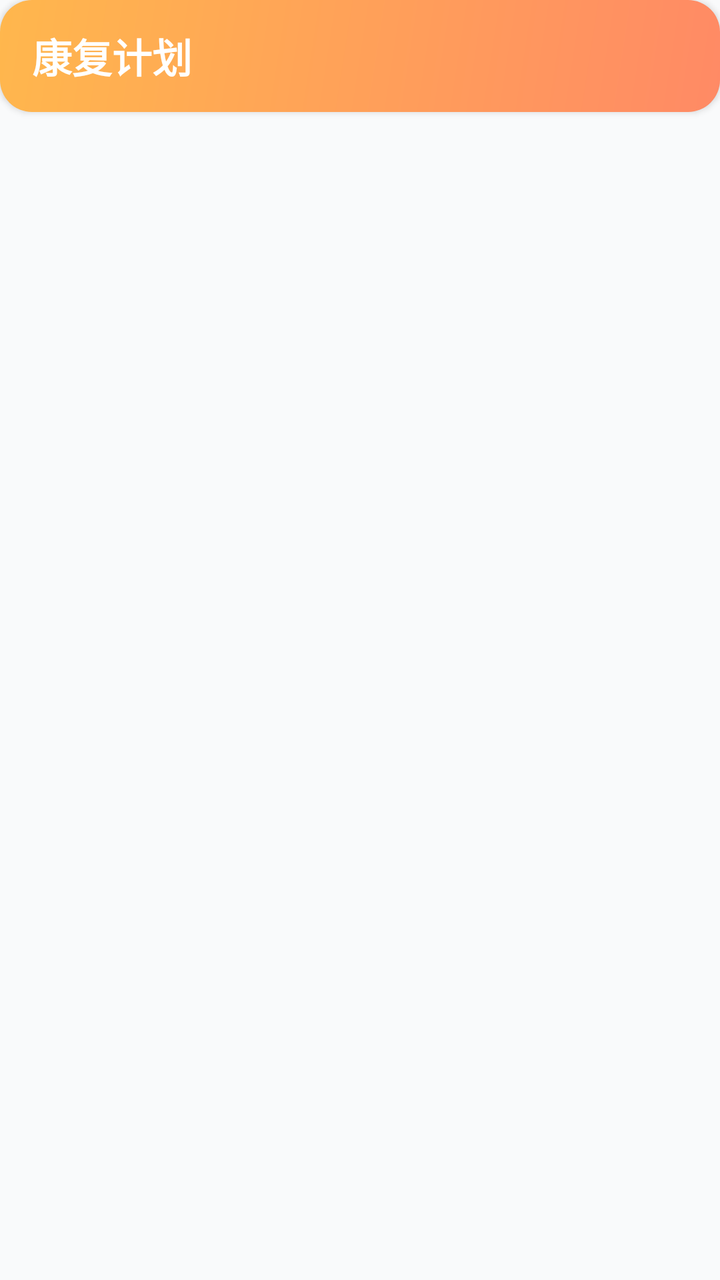
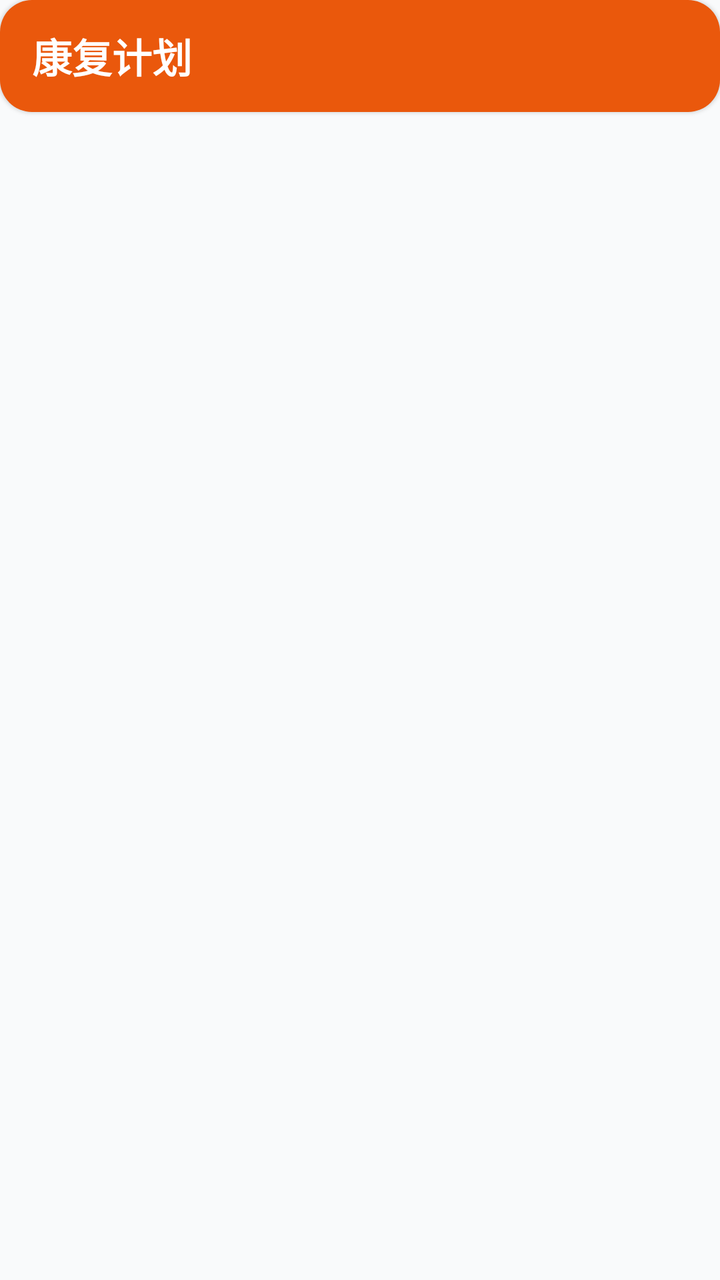

Before-and-after screenshots of an Android layout around one commit, followed by the original layout XML and the change that was made.
<!-- AndroidManifest.xml: application theme Theme.WinsRehab -->
<!-- res/layout/fragment_rehab_plan_list.xml -->
<?xml version="1.0" encoding="utf-8"?>
<androidx.constraintlayout.widget.ConstraintLayout
    xmlns:android="http://schemas.android.com/apk/res/android"
    xmlns:app="http://schemas.android.com/apk/res-auto"
    android:layout_width="match_parent"
    android:layout_height="match_parent"
    android:background="#F9FAFB">

    
    <androidx.constraintlayout.widget.ConstraintLayout
        android:id="@+id/header_layout"
        android:layout_width="match_parent"
        android:layout_height="56dp"
        android:background="@drawable/bg_gradient_warm"
        android:elevation="2dp"
        app:layout_constraintTop_toTopOf="parent">

        <TextView
            android:layout_width="wrap_content"
            android:layout_height="wrap_content"
            android:text="康复计划"
            android:textColor="#FFFFFF"
            android:textSize="20sp"
            android:textStyle="bold"
            app:layout_constraintStart_toStartOf="parent"
            app:layout_constraintTop_toTopOf="parent"
            app:layout_constraintBottom_toBottomOf="parent"
            android:layout_marginStart="16dp"/>
    </androidx.constraintlayout.widget.ConstraintLayout>

    
    <androidx.recyclerview.widget.RecyclerView
        android:id="@+id/rv_patient_plans"
        android:layout_width="match_parent"
        android:layout_height="0dp"
        android:clipToPadding="false"
        android:padding="8dp"
        app:layout_constraintTop_toBottomOf="@id/header_layout"
        app:layout_constraintBottom_toBottomOf="parent"/>

    
    <LinearLayout
        android:id="@+id/empty_layout"
        android:layout_width="match_parent"
        android:layout_height="0dp"
        android:orientation="vertical"
        android:gravity="center"
        android:visibility="gone"
        app:layout_constraintTop_toBottomOf="@id/header_layout"
        app:layout_constraintBottom_toBottomOf="parent">

        <ImageView
            android:layout_width="120dp"
            android:layout_height="120dp"
            android:src="@drawable/ic_task"
            android:alpha="0.3"
            app:tint="#9CA3AF"/>

        <TextView
            android:layout_width="wrap_content"
            android:layout_height="wrap_content"
            android:layout_marginTop="16dp"
            android:text="还没有康复计划"
            android:textSize="16sp"
            android:textColor="#6B7280"/>

        <TextView
            android:layout_width="wrap_content"
            android:layout_height="wrap_content"
            android:layout_marginTop="8dp"
            android:text="为患者创建第一个康复计划吧"
            android:textSize="14sp"
            android:textColor="#9CA3AF"/>
    </LinearLayout>

    
    <ProgressBar
        android:id="@+id/progress_bar"
        android:layout_width="wrap_content"
        android:layout_height="wrap_content"
        android:visibility="gone"
        app:layout_constraintTop_toTopOf="parent"
        app:layout_constraintBottom_toBottomOf="parent"
        app:layout_constraintStart_toStartOf="parent"
        app:layout_constraintEnd_toEndOf="parent"/>
</androidx.constraintlayout.widget.ConstraintLayout>
<!-- resources referenced by this layout -->
<resources>
  <!-- drawable bg_gradient_warm (drawable) -->
  <?xml version="1.0" encoding="utf-8"?>
  <shape xmlns:android="http://schemas.android.com/apk/res/android">
      <gradient
          android:startColor="#FF8A65"
          android:endColor="#FFB74D"
          android:angle="135"/>
      <corners android:radius="16dp"/>
  </shape>
  <!-- drawable ic_task (drawable) -->
  <vector xmlns:android="http://schemas.android.com/apk/res/android"
      android:width="24dp"
      android:height="24dp"
      android:viewportWidth="24"
      android:viewportHeight="24">
      <path
          android:fillColor="#000000"
          android:pathData="M20,6h-2.18c0.11,-0.31 0.18,-0.65 0.18,-1 0,-1.66 -1.34,-3 -3,-3h-6c-1.66,0 -3,1.34 -3,3 0,0.35 0.07,0.69 0.18,1H4c-0.55,0 -1,0.45 -1,1v11c0,1.1 0.9,2 2,2h14c1.1,0 2,-0.9 2,-2V7c0,-0.55 -0.45,-1 -1,-1zM9,5c0,-0.55 0.45,-1 1,-1h4c0.55,0 1,0.45 1,1s-0.45,1 -1,1h-4c-0.55,0 -1,-0.45 -1,-1zm11,13H4V8h16v10z"/>
  </vector>
  <style name="Theme.WinsRehab" parent="Theme.MaterialComponents.DayNight.NoActionBar">
          <item name="buttonStyle">@style/MyRoundButton</item>
  
  
  
      </style>
  <style name="MyRoundButton">MyRoundButton
          <item name="android:background">@drawable/shape_btn_round</item>
  
      </style>
  <!-- drawable shape_btn_round (drawable) -->
  <?xml version="1.0" encoding="utf-8"?>
  <shape xmlns:android="http://schemas.android.com/apk/res/android">
  
      <corners android:radius="10dp"/>               
      <padding android:left="1dp" android:right="1dp"
        />
  </shape>
</resources>

<!-- the commit's change to res/layout/fragment_rehab_plan_list.xml (unified diff, before → after) -->
@@ -4,7 +4,7 @@
     xmlns:app="http://schemas.android.com/apk/res-auto"
     android:layout_width="match_parent"
     android:layout_height="match_parent"
-    android:background="#F9FAFB">
+    android:background="@color/surface_variant">
 
     
     <androidx.constraintlayout.widget.ConstraintLayout
@@ -12,20 +12,19 @@
         android:layout_width="match_parent"
         android:layout_height="56dp"
         android:background="@drawable/bg_gradient_warm"
-        android:elevation="2dp"
+        android:elevation="@dimen/elevation_1"
         app:layout_constraintTop_toTopOf="parent">
 
         <TextView
             android:layout_width="wrap_content"
             android:layout_height="wrap_content"
             android:text="康复计划"
-            android:textColor="#FFFFFF"
-            android:textSize="20sp"
+            android:textColor="@color/on_primary" android:textAppearance="@style/TextAppearance.WinsRehab.Headline20"
             android:textStyle="bold"
             app:layout_constraintStart_toStartOf="parent"
             app:layout_constraintTop_toTopOf="parent"
             app:layout_constraintBottom_toBottomOf="parent"
-            android:layout_marginStart="16dp"/>
+            android:layout_marginStart="@dimen/space_16"/>
     </androidx.constraintlayout.widget.ConstraintLayout>
 
     
@@ -34,7 +33,7 @@
         android:layout_width="match_parent"
         android:layout_height="0dp"
         android:clipToPadding="false"
-        android:padding="8dp"
+        android:padding="@dimen/space_8"
         app:layout_constraintTop_toBottomOf="@id/header_layout"
         app:layout_constraintBottom_toBottomOf="parent"/>
 
@@ -54,23 +53,21 @@
             android:layout_height="120dp"
             android:src="@drawable/ic_task"
             android:alpha="0.3"
-            app:tint="#9CA3AF"/>
+            app:tint="@color/on_surface_tertiary"/>
 
         <TextView
             android:layout_width="wrap_content"
             android:layout_height="wrap_content"
-            android:layout_marginTop="16dp"
-            android:text="还没有康复计划"
-            android:textSize="16sp"
-            android:textColor="#6B7280"/>
+            android:layout_marginTop="@dimen/space_16"
+            android:text="还没有康复计划" android:textAppearance="@style/TextAppearance.WinsRehab.Title16"
+            android:textColor="@color/on_surface_secondary"/>
 
         <TextView
             android:layout_width="wrap_content"
             android:layout_height="wrap_content"
-            android:layout_marginTop="8dp"
-            android:text="为患者创建第一个康复计划吧"
-            android:textSize="14sp"
-            android:textColor="#9CA3AF"/>
+            android:layout_marginTop="@dimen/space_8"
+            android:text="为患者创建第一个康复计划吧" android:textAppearance="@style/TextAppearance.WinsRehab.Body14"
+            android:textColor="@color/on_surface_tertiary"/>
     </LinearLayout>
 
     
<!-- resource entries referenced after the edit -->
@@ -1,13 +1,20 @@
 <!-- resources referenced by this layout -->
 <resources>
+  <color name="on_primary">#FFFFFFFF</color>
+  <color name="on_surface_secondary">#FF4B5563</color>
+  <color name="on_surface_tertiary">#FF9CA3AF</color>
+  <color name="surface_variant">#FFF9FAFB</color>
+  <dimen name="elevation_1">1dp</dimen>
+  <dimen name="space_16">16dp</dimen>
+  <dimen name="space_8">8dp</dimen>
   <!-- drawable bg_gradient_warm (drawable) -->
   <?xml version="1.0" encoding="utf-8"?>
   <shape xmlns:android="http://schemas.android.com/apk/res/android">
       <gradient
-          android:startColor="#FF8A65"
-          android:endColor="#FFB74D"
+          android:startColor="@color/warning"
+          android:endColor="@color/warning"
           android:angle="135"/>
-      <corners android:radius="16dp"/>
+      <corners android:radius="@dimen/radius_16"/>
   </shape>
   <!-- drawable ic_task (drawable) -->
   <vector xmlns:android="http://schemas.android.com/apk/res/android"
@@ -16,15 +23,27 @@
       android:viewportWidth="24"
       android:viewportHeight="24">
       <path
-          android:fillColor="#000000"
+          android:fillColor="@color/on_surface"
           android:pathData="M20,6h-2.18c0.11,-0.31 0.18,-0.65 0.18,-1 0,-1.66 -1.34,-3 -3,-3h-6c-1.66,0 -3,1.34 -3,3 0,0.35 0.07,0.69 0.18,1H4c-0.55,0 -1,0.45 -1,1v11c0,1.1 0.9,2 2,2h14c1.1,0 2,-0.9 2,-2V7c0,-0.55 -0.45,-1 -1,-1zM9,5c0,-0.55 0.45,-1 1,-1h4c0.55,0 1,0.45 1,1s-0.45,1 -1,1h-4c-0.55,0 -1,-0.45 -1,-1zm11,13H4V8h16v10z"/>
   </vector>
+  <style name="TextAppearance.WinsRehab.Body14">
+          <item name="android:textSize">14sp</item> 
+      </style>
+  <style name="TextAppearance.WinsRehab.Headline20">
+          <item name="android:textSize">20sp</item> 
+      </style>
+  <style name="TextAppearance.WinsRehab.Title16">
+          <item name="android:textSize">16sp</item> 
+      </style>
   <style name="Theme.WinsRehab" parent="Theme.MaterialComponents.DayNight.NoActionBar">
           <item name="buttonStyle">@style/MyRoundButton</item>
   
   
   
       </style>
+  <color name="warning">#FFEA580C</color>
+  <dimen name="radius_16">16dp</dimen>
+  <color name="on_surface">#FF1F2937</color>
   <style name="MyRoundButton">MyRoundButton
           <item name="android:background">@drawable/shape_btn_round</item>
   
@@ -33,9 +52,11 @@
   <?xml version="1.0" encoding="utf-8"?>
   <shape xmlns:android="http://schemas.android.com/apk/res/android">
   
-      <corners android:radius="10dp"/>               
-      <padding android:left="1dp" android:right="1dp"
+      <corners android:radius="@dimen/radius_8"/>               
+      <padding android:left="@dimen/space_4" android:right="@dimen/space_4"
         />
   </shape>
+  <dimen name="radius_8">8dp</dimen>
+  <dimen name="space_4">4dp</dimen>
 </resources>
 
